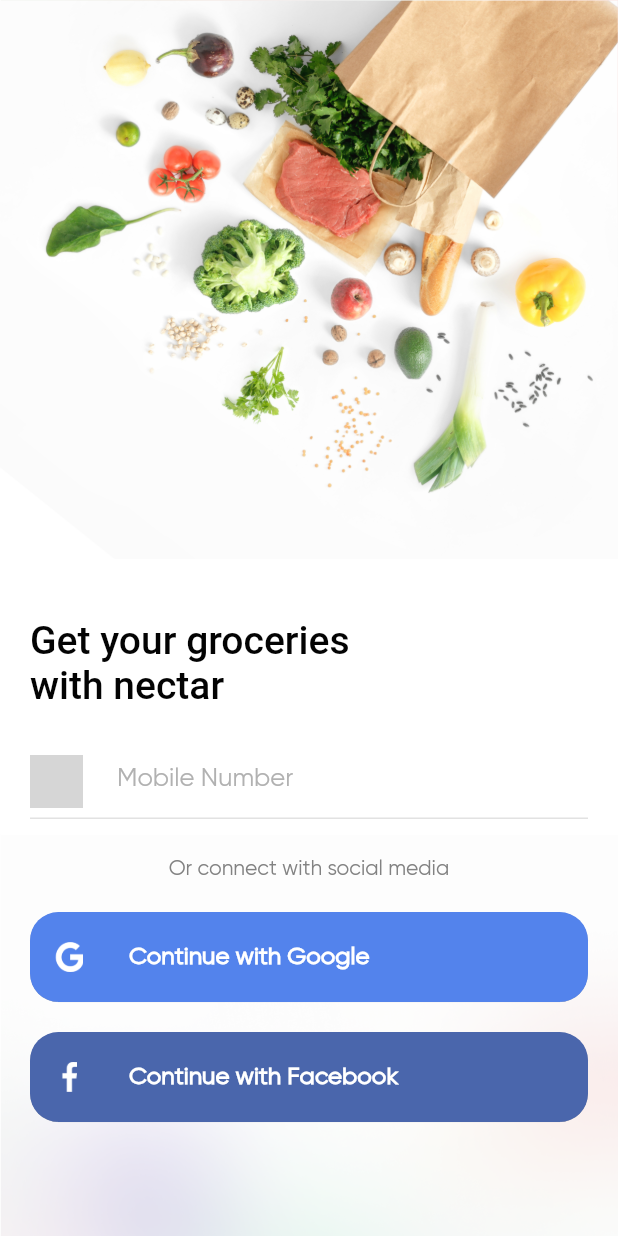
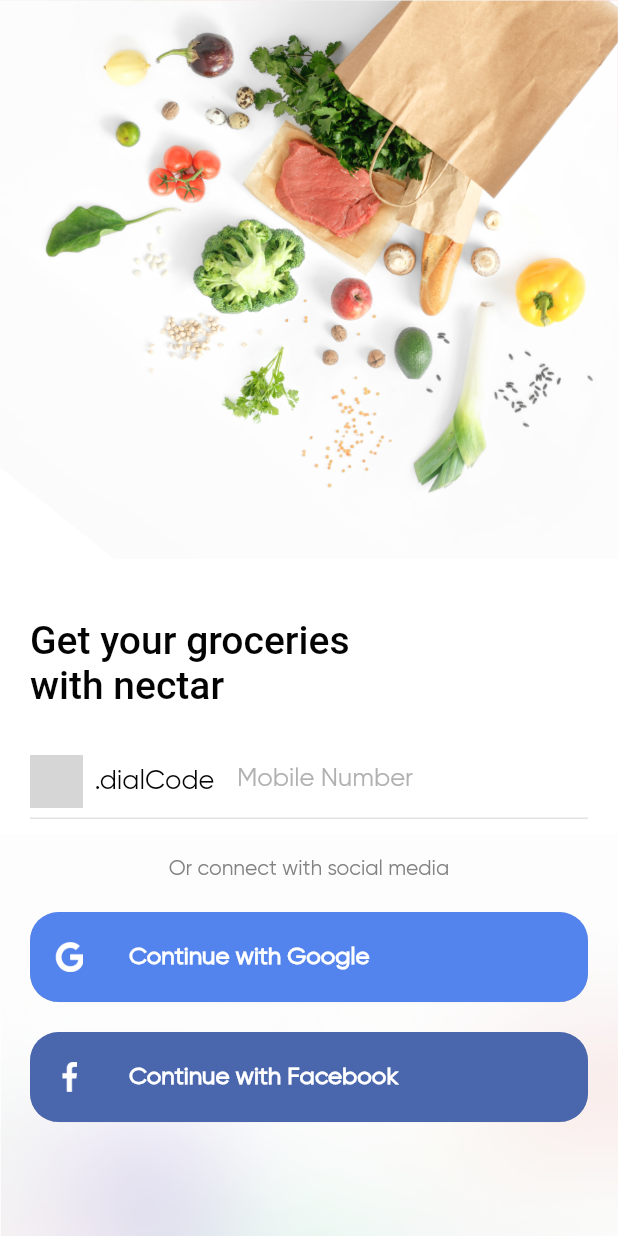
Before and after one commit to wemppywp/MyShop, a Flutter app: the SignInView screen opened directly, on a phone screen of 412 x 824 dp. Run offline on Flutter 3.47's test engine with Material 3 defaults, Android fonts, the phone set to English and light mode, and no system bars; our stand-ins replace flutter_rating_bar; missing offline and left inert: fl_country_code_picker; Roboto replaces fonts that are missing (Gilroy-SemiBold); grey boxes are pictures that could not be loaded.

Commit message:
update deprecated code

```diff
--- a/lib/view/explore/explore_view.dart
+++ b/lib/view/explore/explore_view.dart
@@ -1,10 +1,6 @@
 import 'package:flutter/material.dart';
 import 'package:myshop/common/color_extension.dart';
-import 'package:myshop/common_widget/category_cell.dart';
 import 'package:myshop/common_widget/explore_cell.dart';
-import 'package:myshop/common_widget/product_cell.dart';
-import 'package:myshop/common_widget/section_view.dart';
-import 'package:myshop/view/home/product_details_view.dart';
 
 class ExploreView extends StatefulWidget {
   const ExploreView({super.key});
--- a/lib/view/home/product_details_view.dart
+++ b/lib/view/home/product_details_view.dart
@@ -273,9 +273,7 @@ class _ProductDetailsViewState extends State<ProductDetailsView> {
                               Icons.star,
                               color: Color(0xFFF3603F),
                             ),
-                            onRatingUpdate: (rating) {
-                              print(rating);
-                            },
+                            onRatingUpdate: (rating) {},
                           ),
                         ),
                         IconButton(
--- a/lib/view/login/sign_in_view.dart
+++ b/lib/view/login/sign_in_view.dart
@@ -18,7 +18,6 @@ class _SignInViewState extends State<SignInView> {
 
   @override
   void initState() {
-    // TODO: implement initState
     super.initState();
     countryCode = countryPicker.countryCodes
         .firstWhere((element) => element.name == "Indonesia");
@@ -103,7 +102,7 @@ class _SignInViewState extends State<SignInView> {
                                   child: countryCode.flagImage(),
                                 ),
                                 Text(
-                                  "${countryCode.dialCode}",
+                                  "$countryCode.dialCode",
                                   style: TextStyle(
                                     color: TColor.primaryText,
                                     fontSize: 18,
--- a/lib/view/login/welcome_view.dart
+++ b/lib/view/login/welcome_view.dart
@@ -13,7 +13,6 @@ class WelcomeView extends StatefulWidget {
 class _WelcomeViewState extends State<WelcomeView> {
   @override
   void initState() {
-    // TODO: implement initState
     super.initState();
     SystemChrome.setSystemUIOverlayStyle(SystemUiOverlayStyle.light);
   }
--- a/lib/view/splash_view.dart
+++ b/lib/view/splash_view.dart
@@ -12,7 +12,6 @@ class SplashView extends StatefulWidget {
 class _SplashViewState extends State<SplashView> {
   @override
   void initState() {
-    // TODO: implement initState
     super.initState();
     fireOpenApp();
   }
```
